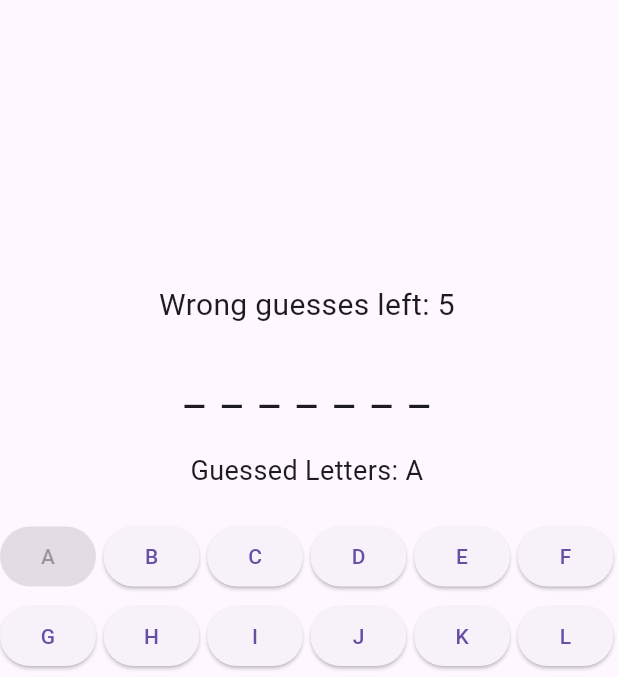
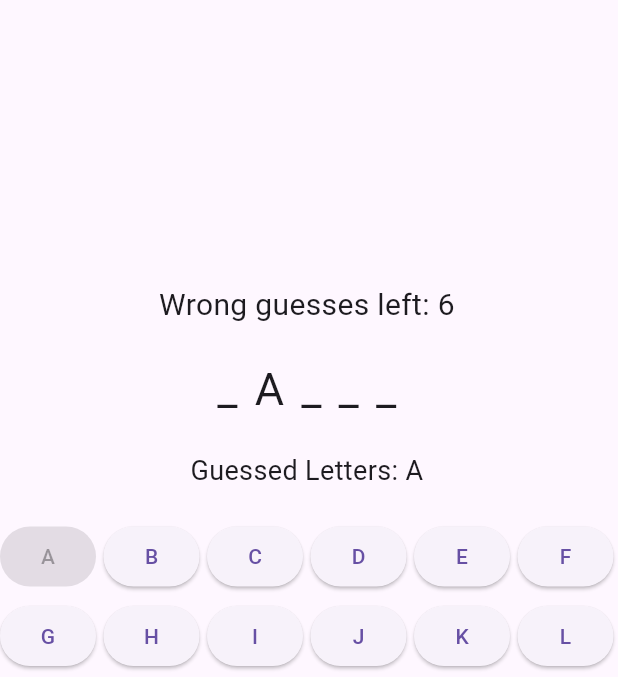
Before and after one commit to kulbdr/test3, a Flutter app: the screen it shows after launch, after a tap on an icon or button, on a phone screen of 412 x 824 dp, the part 63-740 px from its top. Run offline on Flutter 3.47's test engine with Material 3 defaults, Android fonts, the phone set to English and light mode, and no system bars.

Commit message:
first commit

```diff
--- a/lib/game_logic.dart
+++ b/lib/game_logic.dart
@@ -1,39 +1,42 @@
-import 'dart:math';
-
 class HangmanGame {
-  final List<String> words = ["flutter", "programming", "dart", "hangman", "widget"];
+  final List<String> words = ['HAPPY', 'FLUTTER', 'DARTS', 'PROGRAMMING', 'DEVELOPER'];
   late String wordToGuess;
-  late List<String> guessedLetters;
   int wrongGuesses = 0;
-  final int maxWrongGuesses = 6;
+  final List<String> guessedLetters = [];
+  static const int maxWrongGuesses = 6;
 
   HangmanGame() {
     startNewGame();
   }
 
   void startNewGame() {
-    wordToGuess = words[Random().nextInt(words.length)].toUpperCase();
-    guessedLetters = [];
+    wordToGuess = words[(words.length * (DateTime.now().millisecondsSinceEpoch % 1000)) % words.length];
     wrongGuesses = 0;
-  }
-
-  bool makeGuess(String letter) {
-    letter = letter.toUpperCase();
-    if (!guessedLetters.contains(letter)) {
-      guessedLetters.add(letter);
-      if (!wordToGuess.contains(letter)) {
-        wrongGuesses++;
-      }
-      return true;
-    }
-    return false;
+    guessedLetters.clear();
   }
 
   String getWordDisplay() {
-    return wordToGuess.split('').map((char) => guessedLetters.contains(char) ? char : '_').join(' ');
+    return wordToGuess
+        .split('')
+        .map((letter) => guessedLetters.contains(letter) ? letter : '_')
+        .join(' ');
   }
 
-  bool isGameOver() => wrongGuesses >= maxWrongGuesses || isGameWon();
+  void makeGuess(String letter) {
+    if (guessedLetters.contains(letter) || wrongGuesses >= maxWrongGuesses) return;
 
-  bool isGameWon() => wordToGuess.split('').every((char) => guessedLetters.contains(char));
+    guessedLetters.add(letter);
+
+    if (!wordToGuess.contains(letter)) {
+      wrongGuesses++;
+    }
+  }
+
+  bool isGameOver() {
+    return wrongGuesses >= maxWrongGuesses || isGameWon();
+  }
+
+  bool isGameWon() {
+    return wordToGuess.split('').every((letter) => guessedLetters.contains(letter));
+  }
 }
--- a/lib/main.dart
+++ b/lib/main.dart
@@ -42,7 +42,7 @@ class _HangmanAppState extends State<HangmanApp> {
           mainAxisAlignment: MainAxisAlignment.center,
           children: [
             Text(
-              "Wrong guesses left: ${game.maxWrongGuesses - game.wrongGuesses}",
+              "Wrong guesses left: ${HangmanGame.maxWrongGuesses - game.wrongGuesses}",
               style: TextStyle(fontSize: 20),
             ),
             SizedBox(height: 20),
@@ -80,7 +80,9 @@ class _HangmanAppState extends State<HangmanApp> {
       runSpacing: 5,
       children: 'ABCDEFGHIJKLMNOPQRSTUVWXYZ'.split('').map((letter) {
         return ElevatedButton(
-          onPressed: game.guessedLetters.contains(letter) ? null : () => onLetterGuessed(letter),
+          onPressed: game.guessedLetters.contains(letter)
+              ? null
+              : () => onLetterGuessed(letter),
           child: Text(letter),
         );
       }).toList(),
```
